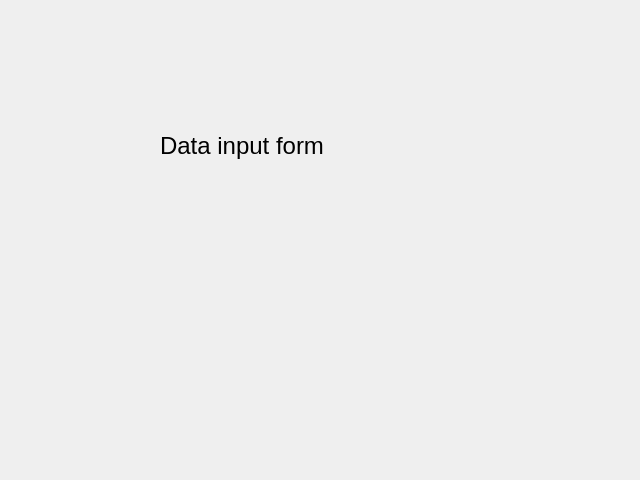
Before: the Qt Designer form gtes_starts/form_data_input.ui in olgerd27/gtes_starts, drawn with Qt 5.
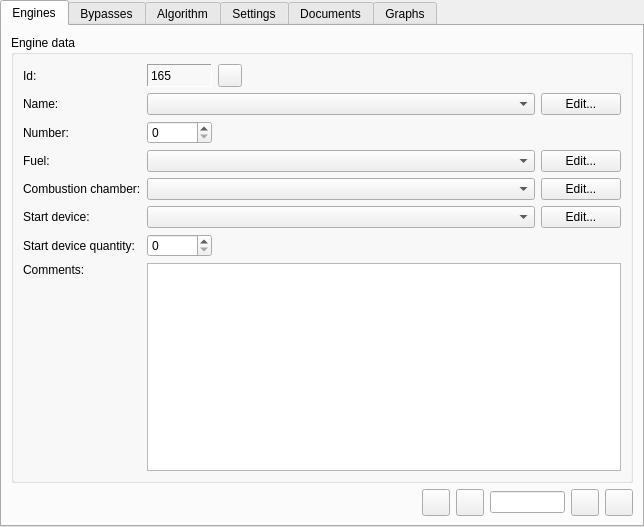
After: the same form once the commit is applied. Icons and pictures are not drawn.

Commit message:
Develop the "Data input" form (panel) and others additions.
New features:
- develop the "Data input" form (panel);
- add icons to the project and use they on the panels;
- rename the "Graphs" panel to the "Options" panel;
- add ToolButton and menu on the main window;
- in the choice list (that placing on the main window) set the left alignment of icons.

Patch:
```diff
--- a/gtes_starts/form_data_input.ui
+++ b/gtes_starts/form_data_input.ui
@@ -6,31 +6,513 @@
    <rect>
     <x>0</x>
     <y>0</y>
-    <width>640</width>
-    <height>480</height>
+    <width>644</width>
+    <height>527</height>
    </rect>
   </property>
   <property name="windowTitle">
    <string>Form</string>
   </property>
-  <widget class="QLabel" name="label">
-   <property name="geometry">
-    <rect>
-     <x>160</x>
-     <y>130</y>
-     <width>251</width>
-     <height>31</height>
-    </rect>
+  <layout class="QVBoxLayout" name="verticalLayout_2">
+   <property name="leftMargin">
+    <number>0</number>
    </property>
-   <property name="font">
-    <font>
-     <pointsize>18</pointsize>
-    </font>
+   <property name="topMargin">
+    <number>0</number>
    </property>
-   <property name="text">
-    <string>Data input form</string>
+   <property name="rightMargin">
+    <number>0</number>
    </property>
-  </widget>
+   <property name="bottomMargin">
+    <number>0</number>
+   </property>
+   <item>
+    <widget class="QTabWidget" name="m_tabWidget">
+     <property name="tabPosition">
+      <enum>QTabWidget::North</enum>
+     </property>
+     <property name="currentIndex">
+      <number>0</number>
+     </property>
+     <property name="iconSize">
+      <size>
+       <width>18</width>
+       <height>18</height>
+      </size>
+     </property>
+     <widget class="QWidget" name="tab_engines">
+      <attribute name="icon">
+       <iconset resource="images_resources.qrc">
+        <normaloff>:/images/turbina.png</normaloff>:/images/turbina.png</iconset>
+      </attribute>
+      <attribute name="title">
+       <string>Engines</string>
+      </attribute>
+      <layout class="QVBoxLayout" name="verticalLayout">
+       <item>
+        <widget class="QGroupBox" name="m_gboxEngineData">
+         <property name="title">
+          <string>Engine data</string>
+         </property>
+         <layout class="QGridLayout" name="gridLayout">
+          <item row="0" column="0">
+           <widget class="QLabel" name="m_lblId">
+            <property name="text">
+             <string>Id:</string>
+            </property>
+           </widget>
+          </item>
+          <item row="0" column="2">
+           <widget class="QLabel" name="label">
+            <property name="minimumSize">
+             <size>
+              <width>65</width>
+              <height>20</height>
+             </size>
+            </property>
+            <property name="maximumSize">
+             <size>
+              <width>65</width>
+              <height>16777215</height>
+             </size>
+            </property>
+            <property name="frameShape">
+             <enum>QFrame::Panel</enum>
+            </property>
+            <property name="frameShadow">
+             <enum>QFrame::Sunken</enum>
+            </property>
+            <property name="text">
+             <string>165</string>
+            </property>
+           </widget>
+          </item>
+          <item row="0" column="3">
+           <widget class="QToolButton" name="m_tbDeleteEngine">
+            <property name="toolTip">
+             <string>&lt;html&gt;&lt;head/&gt;&lt;body&gt;&lt;p&gt;Delete current engine&lt;/p&gt;&lt;/body&gt;&lt;/html&gt;</string>
+            </property>
+            <property name="icon">
+             <iconset resource="images_resources.qrc">
+              <normaloff>:/images/clear_output.png</normaloff>:/images/clear_output.png</iconset>
+            </property>
+           </widget>
+          </item>
+          <item row="0" column="4">
+           <spacer name="horizontalSpacer">
+            <property name="orientation">
+             <enum>Qt::Horizontal</enum>
+            </property>
+            <property name="sizeHint" stdset="0">
+             <size>
+              <width>265</width>
+              <height>20</height>
+             </size>
+            </property>
+           </spacer>
+          </item>
+          <item row="1" column="0">
+           <widget class="QLabel" name="m_lblName">
+            <property name="text">
+             <string>Name:</string>
+            </property>
+            <property name="buddy">
+             <cstring>m_cboxName</cstring>
+            </property>
+           </widget>
+          </item>
+          <item row="1" column="2" colspan="3">
+           <widget class="QComboBox" name="m_cboxName">
+            <property name="sizePolicy">
+             <sizepolicy hsizetype="Expanding" vsizetype="Fixed">
+              <horstretch>0</horstretch>
+              <verstretch>0</verstretch>
+             </sizepolicy>
+            </property>
+            <property name="minimumSize">
+             <size>
+              <width>350</width>
+              <height>20</height>
+             </size>
+            </property>
+            <property name="currentText">
+             <string/>
+            </property>
+           </widget>
+          </item>
+          <item row="1" column="5">
+           <widget class="QPushButton" name="m_pbEditName">
+            <property name="text">
+             <string>Edit...</string>
+            </property>
+            <property name="icon">
+             <iconset resource="images_resources.qrc">
+              <normaloff>:/images/edit.png</normaloff>:/images/edit.png</iconset>
+            </property>
+           </widget>
+          </item>
+          <item row="2" column="0">
+           <widget class="QLabel" name="m_lblNumber">
+            <property name="text">
+             <string>Number:</string>
+            </property>
+            <property name="buddy">
+             <cstring>m_sboxNumber</cstring>
+            </property>
+           </widget>
+          </item>
+          <item row="2" column="2" colspan="2">
+           <widget class="QSpinBox" name="m_sboxNumber">
+            <property name="minimumSize">
+             <size>
+              <width>65</width>
+              <height>20</height>
+             </size>
+            </property>
+            <property name="maximumSize">
+             <size>
+              <width>65</width>
+              <height>16777215</height>
+             </size>
+            </property>
+            <property name="maximum">
+             <number>99999</number>
+            </property>
+           </widget>
+          </item>
+          <item row="3" column="0">
+           <widget class="QLabel" name="m_lblFuel">
+            <property name="text">
+             <string>Fuel:</string>
+            </property>
+            <property name="buddy">
+             <cstring>m_cboxFuel</cstring>
+            </property>
+           </widget>
+          </item>
+          <item row="3" column="2" colspan="3">
+           <widget class="QComboBox" name="m_cboxFuel">
+            <property name="sizePolicy">
+             <sizepolicy hsizetype="Expanding" vsizetype="Fixed">
+              <horstretch>0</horstretch>
+              <verstretch>0</verstretch>
+             </sizepolicy>
+            </property>
+            <property name="minimumSize">
+             <size>
+              <width>350</width>
+              <height>20</height>
+             </size>
+            </property>
+            <property name="currentText">
+             <string/>
+            </property>
+           </widget>
+          </item>
+          <item row="3" column="5">
+           <widget class="QPushButton" name="m_pbEditFuel">
+            <property name="text">
+             <string>Edit...</string>
+            </property>
+            <property name="icon">
+             <iconset resource="images_resources.qrc">
+              <normaloff>:/images/edit.png</normaloff>:/images/edit.png</iconset>
+            </property>
+           </widget>
+          </item>
+          <item row="4" column="0" colspan="2">
+           <widget class="QLabel" name="m_lblChamber">
+            <property name="text">
+             <string>Combustion chamber:</string>
+            </property>
+            <property name="buddy">
+             <cstring>m_cboxChamber</cstring>
+            </property>
+           </widget>
+          </item>
+          <item row="4" column="2" colspan="3">
+           <widget class="QComboBox" name="m_cboxChamber">
+            <property name="sizePolicy">
+             <sizepolicy hsizetype="Expanding" vsizetype="Fixed">
+              <horstretch>0</horstretch>
+              <verstretch>0</verstretch>
+             </sizepolicy>
+            </property>
+            <property name="minimumSize">
+             <size>
+              <width>350</width>
+              <height>20</height>
+             </size>
+            </property>
+            <property name="currentText">
+             <string/>
+            </property>
+           </widget>
+          </item>
+          <item row="4" column="5">
+           <widget class="QPushButton" name="m_pbEditChamber">
+            <property name="text">
+             <string>Edit...</string>
+            </property>
+            <property name="icon">
+             <iconset resource="images_resources.qrc">
+              <normaloff>:/images/edit.png</normaloff>:/images/edit.png</iconset>
+            </property>
+           </widget>
+          </item>
+          <item row="5" column="0">
+           <widget class="QLabel" name="m_lblStartDevice">
+            <property name="text">
+             <string>Start device:</string>
+            </property>
+            <property name="buddy">
+             <cstring>m_cboxStartDevice</cstring>
+            </property>
+           </widget>
+          </item>
+          <item row="5" column="2" colspan="3">
+           <widget class="QComboBox" name="m_cboxStartDevice">
+            <property name="sizePolicy">
+             <sizepolicy hsizetype="Expanding" vsizetype="Fixed">
+              <horstretch>0</horstretch>
+              <verstretch>0</verstretch>
+             </sizepolicy>
+            </property>
+            <property name="minimumSize">
+             <size>
+              <width>350</width>
+              <height>20</height>
+             </size>
+            </property>
+           </widget>
+          </item>
+          <item row="5" column="5">
+           <widget class="QPushButton" name="m_pbEditStartDevice">
+            <property name="text">
+             <string>Edit...</string>
+            </property>
+            <property name="icon">
+             <iconset resource="images_resources.qrc">
+              <normaloff>:/images/edit.png</normaloff>:/images/edit.png</iconset>
+            </property>
+           </widget>
+          </item>
+          <item row="6" column="0" colspan="2">
+           <widget class="QLabel" name="m_lblStartDeviceQnty">
+            <property name="text">
+             <string>Start device quantity:</string>
+            </property>
+            <property name="buddy">
+             <cstring>m_sboxStartDeviceQnty</cstring>
+            </property>
+           </widget>
+          </item>
+          <item row="6" column="2">
+           <widget class="QSpinBox" name="m_sboxStartDeviceQnty">
+            <property name="minimumSize">
+             <size>
+              <width>65</width>
+              <height>20</height>
+             </size>
+            </property>
+            <property name="maximumSize">
+             <size>
+              <width>65</width>
+              <height>16777215</height>
+             </size>
+            </property>
+           </widget>
+          </item>
+          <item row="7" column="0">
+           <widget class="QLabel" name="m_lblComments">
+            <property name="text">
+             <string>Comments:</string>
+            </property>
+            <property name="buddy">
+             <cstring>m_teComments</cstring>
+            </property>
+           </widget>
+          </item>
+          <item row="7" column="2" rowspan="2" colspan="4">
+           <widget class="QTextEdit" name="m_teComments">
+            <property name="minimumSize">
+             <size>
+              <width>350</width>
+              <height>0</height>
+             </size>
+            </property>
+           </widget>
+          </item>
+          <item row="8" column="1">
+           <spacer name="verticalSpacer">
+            <property name="orientation">
+             <enum>Qt::Vertical</enum>
+            </property>
+            <property name="sizeHint" stdset="0">
+             <size>
+              <width>20</width>
+              <height>108</height>
+             </size>
+            </property>
+           </spacer>
+          </item>
+         </layout>
+        </widget>
+       </item>
+       <item>
+        <layout class="QHBoxLayout" name="horizontalLayout">
+         <item>
+          <spacer name="horizontalSpacer_2">
+           <property name="orientation">
+            <enum>Qt::Horizontal</enum>
+           </property>
+           <property name="sizeHint" stdset="0">
+            <size>
+             <width>40</width>
+             <height>20</height>
+            </size>
+           </property>
+          </spacer>
+         </item>
+         <item>
+          <widget class="QToolButton" name="m_tbRecordFirst">
+           <property name="toolTip">
+            <string>&lt;html&gt;&lt;head/&gt;&lt;body&gt;&lt;p&gt;Go to the first record&lt;/p&gt;&lt;/body&gt;&lt;/html&gt;</string>
+           </property>
+           <property name="icon">
+            <iconset resource="images_resources.qrc">
+             <normaloff>:/images/record_first.png</normaloff>:/images/record_first.png</iconset>
+           </property>
+           <property name="iconSize">
+            <size>
+             <width>20</width>
+             <height>20</height>
+            </size>
+           </property>
+          </widget>
+         </item>
+         <item>
+          <widget class="QToolButton" name="m_tbRecordPrev">
+           <property name="toolTip">
+            <string>&lt;html&gt;&lt;head/&gt;&lt;body&gt;&lt;p&gt;Go to the previous record&lt;/p&gt;&lt;/body&gt;&lt;/html&gt;</string>
+           </property>
+           <property name="icon">
+            <iconset resource="images_resources.qrc">
+             <normaloff>:/images/record_back.png</normaloff>:/images/record_back.png</iconset>
+           </property>
+           <property name="iconSize">
+            <size>
+             <width>20</width>
+             <height>20</height>
+            </size>
+           </property>
+          </widget>
+         </item>
+         <item>
+          <widget class="QLineEdit" name="m_leRecordId">
+           <property name="minimumSize">
+            <size>
+             <width>75</width>
+             <height>0</height>
+            </size>
+           </property>
+           <property name="maximumSize">
+            <size>
+             <width>75</width>
+             <height>16777215</height>
+            </size>
+           </property>
+           <property name="alignment">
+            <set>Qt::AlignRight|Qt::AlignTrailing|Qt::AlignVCenter</set>
+           </property>
+          </widget>
+         </item>
+         <item>
+          <widget class="QToolButton" name="m_tbRecordNext">
+           <property name="toolTip">
+            <string>&lt;html&gt;&lt;head/&gt;&lt;body&gt;&lt;p&gt;Go to the next record&lt;/p&gt;&lt;/body&gt;&lt;/html&gt;</string>
+           </property>
+           <property name="icon">
+            <iconset resource="images_resources.qrc">
+             <normaloff>:/images/record_next.png</normaloff>:/images/record_next.png</iconset>
+           </property>
+           <property name="iconSize">
+            <size>
+             <width>20</width>
+             <height>20</height>
+            </size>
+           </property>
+          </widget>
+         </item>
+         <item>
+          <widget class="QToolButton" name="m_tbRecordLast">
+           <property name="toolTip">
+            <string>&lt;html&gt;&lt;head/&gt;&lt;body&gt;&lt;p&gt;Go to the last record&lt;/p&gt;&lt;/body&gt;&lt;/html&gt;</string>
+           </property>
+           <property name="icon">
+            <iconset resource="images_resources.qrc">
+             <normaloff>:/images/record_last.png</normaloff>:/images/record_last.png</iconset>
+           </property>
+           <property name="iconSize">
+            <size>
+             <width>20</width>
+             <height>20</height>
+            </size>
+           </property>
+          </widget>
+         </item>
+        </layout>
+       </item>
+      </layout>
+     </widget>
+     <widget class="QWidget" name="tab_bypasses">
+      <attribute name="icon">
+       <iconset resource="images_resources.qrc">
+        <normaloff>:/images/rotated_trash.png</normaloff>:/images/rotated_trash.png</iconset>
+      </attribute>
+      <attribute name="title">
+       <string>Bypasses</string>
+      </attribute>
+     </widget>
+     <widget class="QWidget" name="tab_algorithm">
+      <attribute name="icon">
+       <iconset resource="images_resources.qrc">
+        <normaloff>:/images/db.Routine.64x64.png</normaloff>:/images/db.Routine.64x64.png</iconset>
+      </attribute>
+      <attribute name="title">
+       <string>Algorithm</string>
+      </attribute>
+     </widget>
+     <widget class="QWidget" name="tab_settings">
+      <attribute name="icon">
+       <iconset resource="images_resources.qrc">
+        <normaloff>:/images/1437705241_equalizer_sticker_4.PNG</normaloff>:/images/1437705241_equalizer_sticker_4.PNG</iconset>
+      </attribute>
+      <attribute name="title">
+       <string>Settings</string>
+      </attribute>
+     </widget>
+     <widget class="QWidget" name="tab_documents">
+      <attribute name="icon">
+       <iconset resource="images_resources.qrc">
+        <normaloff>:/images/File_Doc_Text_Word.png</normaloff>:/images/File_Doc_Text_Word.png</iconset>
+      </attribute>
+      <attribute name="title">
+       <string>Documents</string>
+      </attribute>
+     </widget>
+     <widget class="QWidget" name="tab_graphs">
+      <attribute name="icon">
+       <iconset resource="images_resources.qrc">
+        <normaloff>:/images/choice_list_graphs.png</normaloff>:/images/choice_list_graphs.png</iconset>
+      </attribute>
+      <attribute name="title">
+       <string>Graphs</string>
+      </attribute>
+     </widget>
+    </widget>
+   </item>
+  </layout>
  </widget>
  <resources/>
  <connections/>
```
Left out of the diff: 24 changed lines with no effect on the pictures. The commit also changes 33 other files.
